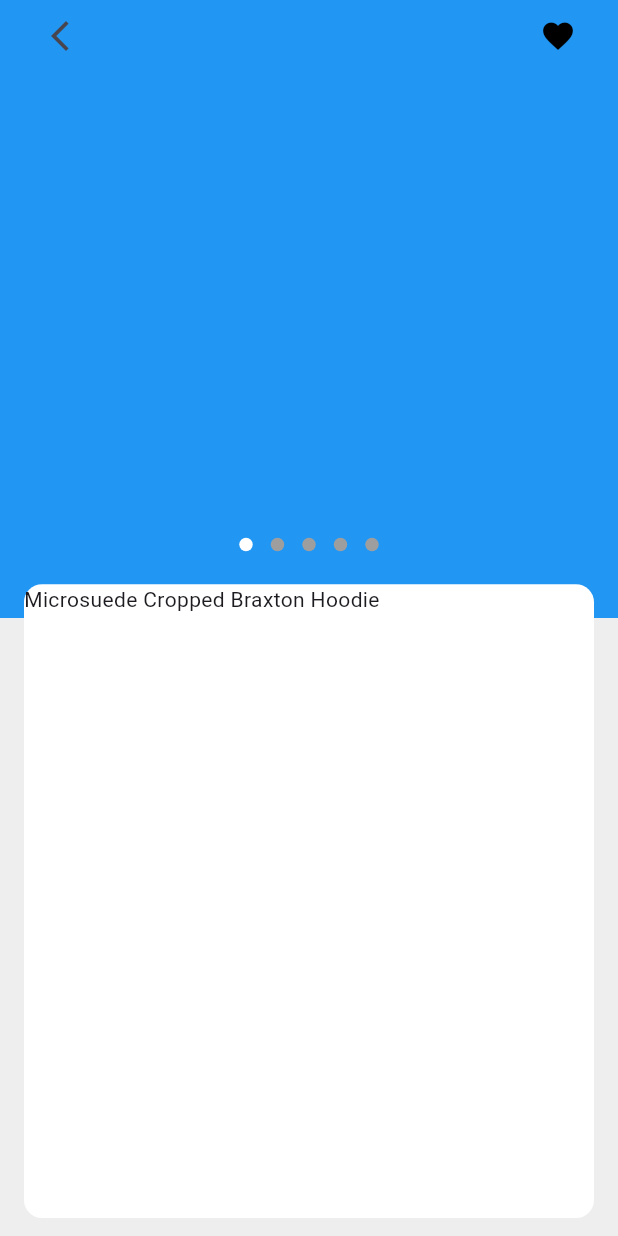
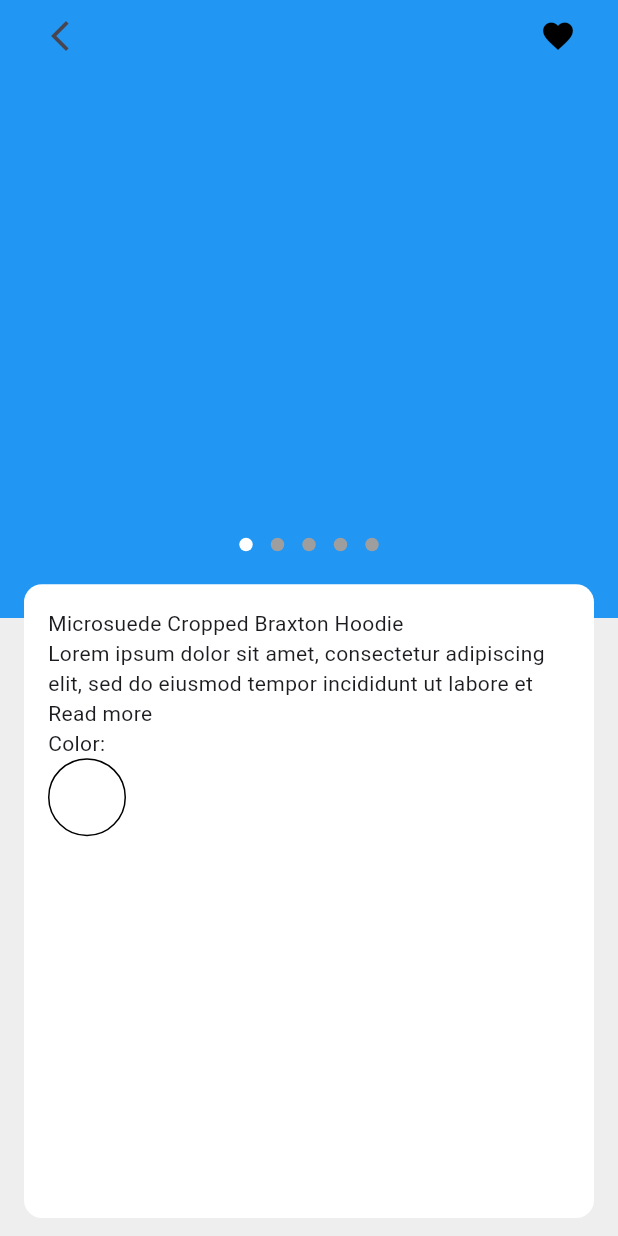
Before and after one commit to JAICHANGPARK/flutter_notebook_chapter_49, a Flutter app: the ECommerceDetailPage screen opened directly, on a phone screen of 412 x 824 dp. Run offline on Flutter 3.47's test engine with Material 3 defaults, Android fonts, the phone set to English and light mode, and no system bars; drawn by our look-alikes of dots_indicator; our stand-ins replace gap, google_fonts.

Commit message:
Update e_commerce_detail_page.dart

```diff
--- a/lib/ep2451_e_commerce_app/ui/e_commerce_detail_page.dart
+++ b/lib/ep2451_e_commerce_app/ui/e_commerce_detail_page.dart
@@ -63,12 +63,10 @@ class _ECommerceDetailPageState extends State<ECommerceDetailPage> {
                     ],
                   ),
                   Spacer(),
-                  DotsIndicator(dotsCount: 5,
-                  position: pageIndex.toDouble(),
-                  decorator: DotsDecorator(
-                    activeColor: Colors.white,
-
-                  ),
+                  DotsIndicator(
+                    dotsCount: 5,
+                    position: pageIndex.toDouble(),
+                    decorator: DotsDecorator(activeColor: Colors.white),
                   ),
                   Container(
                     height: MediaQuery.sizeOf(context).height / 1.95,
@@ -76,12 +74,32 @@ class _ECommerceDetailPageState extends State<ECommerceDetailPage> {
                       color: Colors.white,
                       borderRadius: BorderRadius.circular(12),
                     ),
+                    padding: .all(16),
                     width: double.infinity,
                     child: Column(
                       crossAxisAlignment: .start,
                       children: [
-                      Text("Microsuede Cropped Braxton Hoodie",)
-                    ],),
+                        Text("Microsuede Cropped Braxton Hoodie"),
+                        Text(
+                          "Lorem ipsum dolor sit amet, consectetur adipiscing elit, sed do eiusmod tempor incididunt ut labore et dolore magna aliqua. Ut enim ad minim veniam, quis nostrud exercitation ullamco laboris nisi ut aliquip ex ea commodo consequat. Duis aute irure dolor in reprehenderit in voluptate velit esse cillum dolore eu fugiat nulla pariatur. Excepteur sint occaecat cupidatat non proident, sunt in culpa qui officia deserunt mollit anim id est laborum.",
+                          maxLines: 2,
+                        ),
+                        Text("Read more"),
+                        Text("Color:"),
+                        Row(
+                          children: [
+                            Container(
+                              height: 52,
+                              width: 52,
+                              decoration: BoxDecoration(
+                                shape: BoxShape.circle,
+                                border: Border.all(),
+                              ),
+                            ),
+                          ],
+                        ),
+                      ],
+                    ),
                   ),
                 ],
               ),
```
